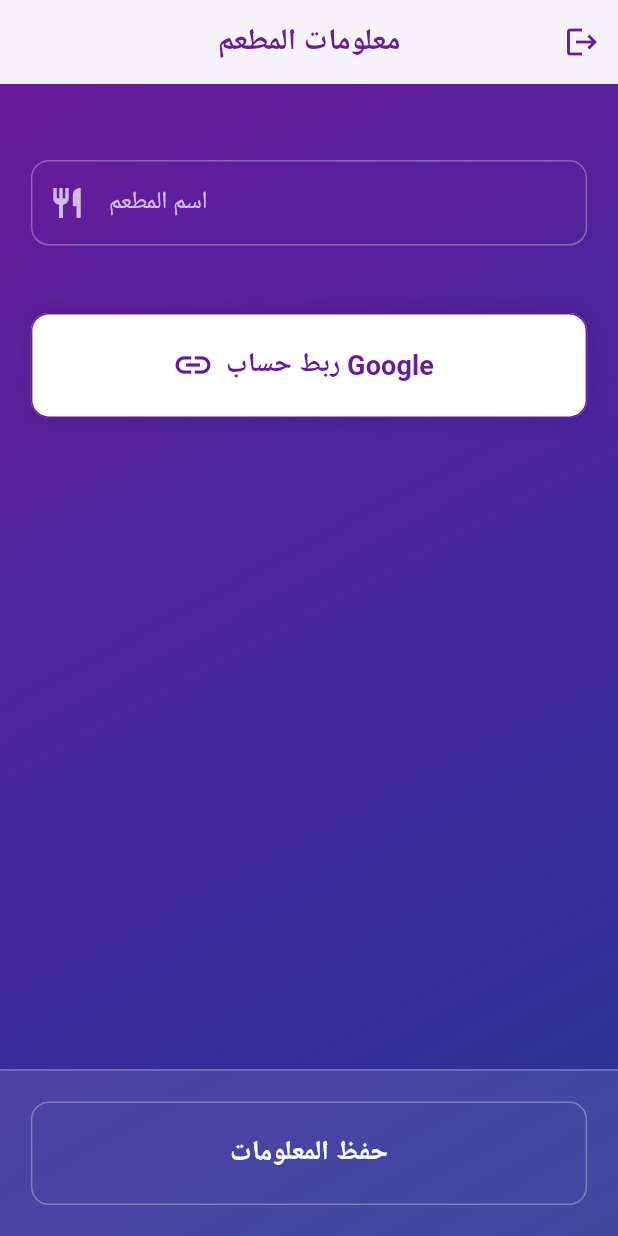
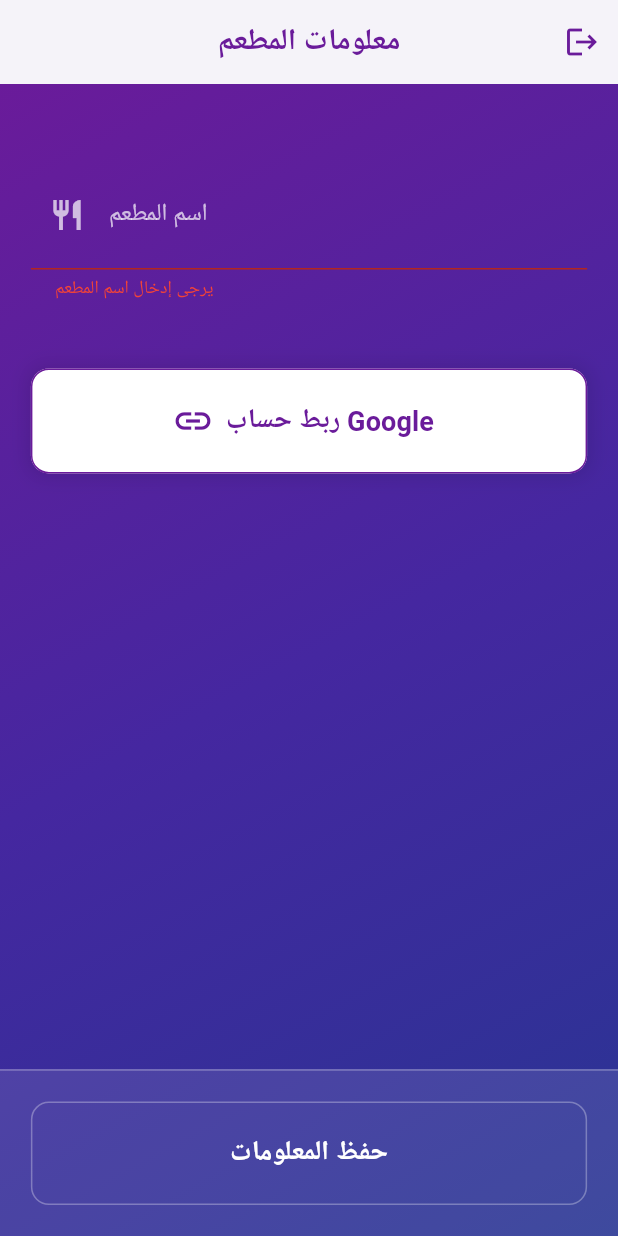
Before and after one commit to bremo-jab/Menu-Manager-With-Cursor-Plus, a Flutter app: the PhoneRestaurantInfoView screen opened directly, after a tap on "حفظ المعلومات", on a phone screen of 412 x 824 dp. Run offline on Flutter 3.47's test engine with Material 3 defaults, Android fonts, the phone set to English and light mode, and no system bars; our stand-ins replace cloud_firestore, connectivity_plus, device_info_plus, firebase_auth, firebase_core, flutter_dotenv and 4 more; accounts and stored records are empty.

Commit message:
إضافة عرض رسائل الخطأ في حقول النموذج

```diff
--- a/lib/views/phone_restaurant_info_view.dart
+++ b/lib/views/phone_restaurant_info_view.dart
@@ -228,6 +228,10 @@ class _PhoneRestaurantInfoViewState extends State<PhoneRestaurantInfoView> {
                                 borderSide:
                                     const BorderSide(color: Colors.white),
                               ),
+                              errorText: nameErrorText.isNotEmpty
+                                  ? nameErrorText
+                                  : null,
+                              errorStyle: const TextStyle(color: Colors.red),
                               contentPadding: EdgeInsets.symmetric(
                                 horizontal: 16,
                                 vertical: isSmallScreen ? 12 : 16,
@@ -240,6 +244,16 @@ class _PhoneRestaurantInfoViewState extends State<PhoneRestaurantInfoView> {
                               return null;
                             },
                           ),
+                          if (phoneErrorText.isNotEmpty) ...[
+                            const SizedBox(height: 8),
+                            Text(
+                              phoneErrorText,
+                              style: const TextStyle(
+                                color: Colors.red,
+                                fontSize: 12,
+                              ),
+                            ),
+                          ],
                           SizedBox(height: spacing * 1.5),
                           // زر ربط حساب Google
                           Container(
```
Also changed, not shown: lib/views/google_restaurant_info_view.dart (+14 -0 lines).
